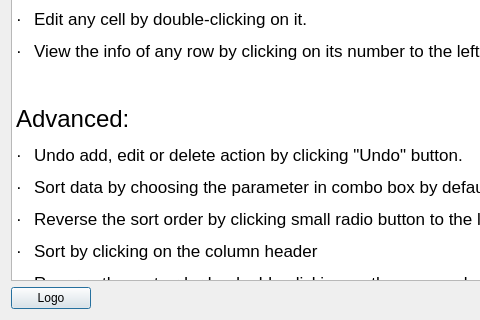
This is code/src/helpwindow.ui in vdavv/GUI-CSV-Editor as Qt 5 draws it before an edit; both pictures show x 0 to 480 and y 480 to 800 of the 800 by 800 pixel window. The edited form follows.
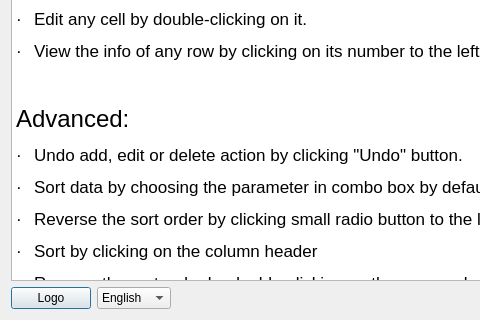
This is the edited form.

Commit message: v1.37 stable | add language checkbox in help

Patch:
```diff
--- a/code/src/helpwindow.ui
+++ b/code/src/helpwindow.ui
@@ -68,6 +68,20 @@
          </property>
         </widget>
        </item>
+       <item>
+        <widget class="QComboBox" name="languageHelpBox">
+         <item>
+          <property name="text">
+           <string>English</string>
+          </property>
+         </item>
+         <item>
+          <property name="text">
+           <string>Русский</string>
+          </property>
+         </item>
+        </widget>
+       </item>
        <item>
         <spacer name="horizontalSpacer">
          <property name="orientation">
```
The commit also changes 21 other files.
